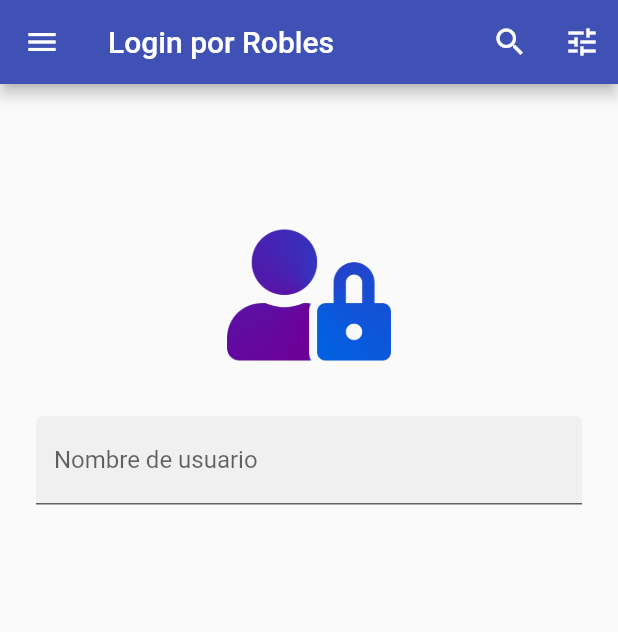
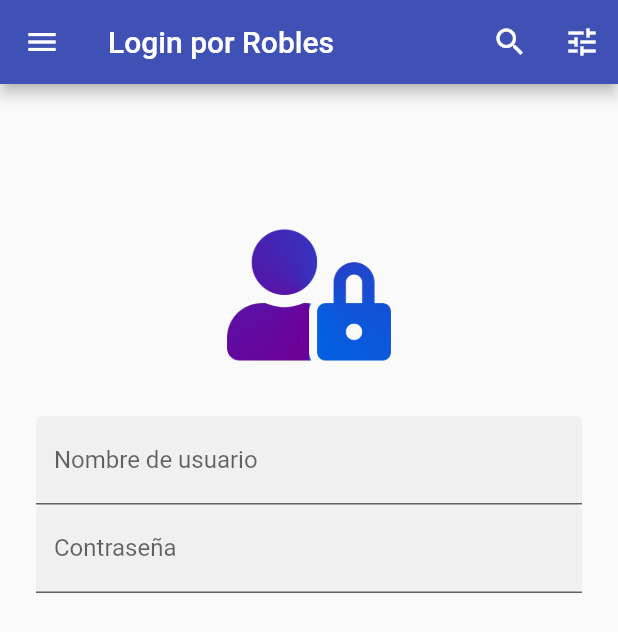
Before and after one commit to AlanRoblesS/IOSUIII_Act8, a Flutter app: the screen it shows after launch, on a phone screen of 412 x 824 dp. Shown: the top 632 px of the screen. Run offline on Flutter 3.47's test engine with Material 2 defaults, Android fonts, the phone set to English and light mode, and no system bars.

```diff
--- a/lib/main.dart
+++ b/lib/main.dart
@@ -94,6 +94,13 @@ class _PantallaIngresoState extends State<PantallaIngreso> {
                       labelText: 'Nombre de usuario',
                     ),
                   ),
+                  TextField(
+                    decoration: InputDecoration(
+                      filled: true,
+                      labelText: 'Contraseña',
+                    ),
+                    obscureText: true,
+                  ),
                 ] //Fin de widget[]
               ) //Fin de columna
           ] //Fin de widget[]
```
Also changed, not shown: 1 other file.
